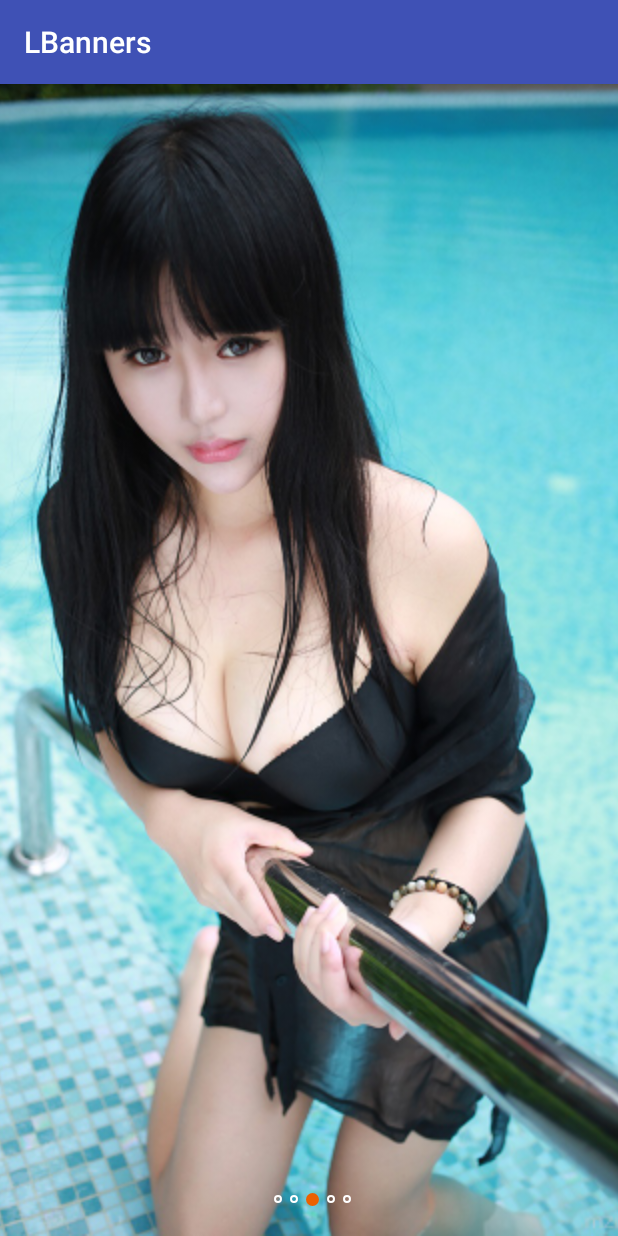
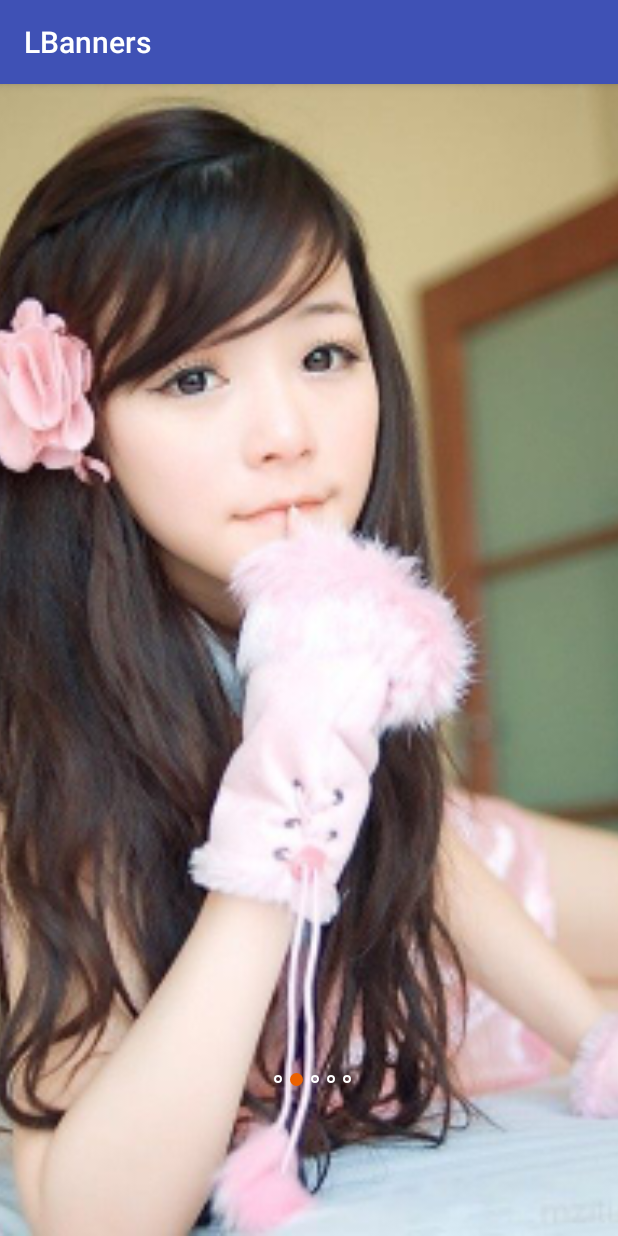
Before and after one commit to Allure0/LMBanners, an Android app: the screen it shows after launch (MainActivity), on a phone screen of 412 x 824 dp. Run offline under Robolectric (Android 15) with nearby library versions, the phone set to English and light mode, and no system bars; libraries missing offline, so code that uses them is left out: com.nineoldandroids.view, com.nostra13.universalimageloader; 3 statements that could not run were skipped.

Commit message:
Fix:修复 第一进入原点大小显示有误

```diff
--- a/app/src/main/res/layout/activity_main.xml
+++ b/app/src/main/res/layout/activity_main.xml
@@ -5,25 +5,37 @@
     android:layout_width="match_parent"
     android:layout_height="match_parent"
     android:fitsSystemWindows="true"
-    android:orientation="vertical"
-   >
-
-
-
+    android:orientation="vertical">
 
 
     <com.allure.lbanners.LMBanners
         android:id="@+id/banners"
-        app:isGuide="true"
         android:layout_width="match_parent"
         android:layout_height="match_parent"
-        android:background="@android:color/transparent"></com.allure.lbanners.LMBanners>
+        android:background="@android:color/transparent"
+        app:auto_play="true"
+        app:canLoop="true"
+        app:durtion="5000"
+        app:horizontal_transitionEffect="accordion"
+        app:indicatorBottomPadding="100"
+        app:indicator_position="bottom_mid"
+        app:indicator_select="@drawable/page_indicator_select"
+        app:indicator_unselect="@drawable/page_indicator_unselect"
+        app:indicator_width="5"
+        app:isGuide="true"
+        app:isVertical="false"
+        app:scroll_duration="1000"
+
+        >
+
+    </com.allure.lbanners.LMBanners>
+
 
     <ListView
-        android:visibility="gone"
         android:id="@+id/listView"
         android:layout_width="match_parent"
-        android:layout_height="match_parent">
+        android:layout_height="match_parent"
+        android:visibility="gone">
 
     </ListView>
 
```
